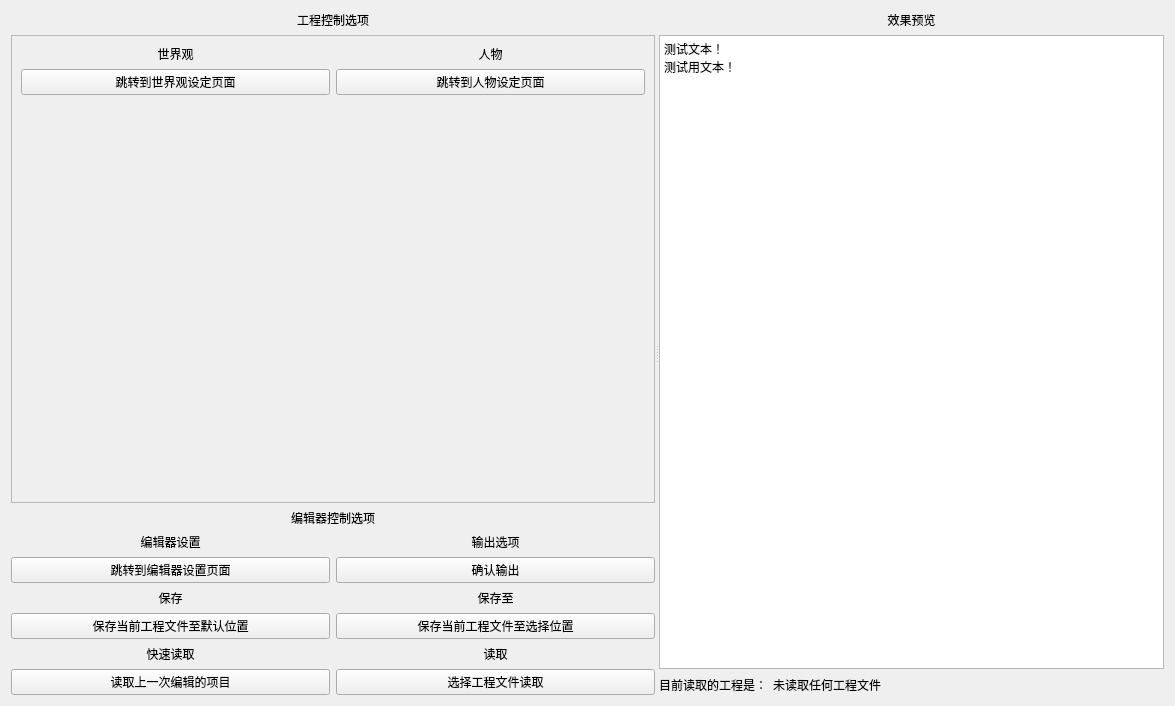
Old version of the form NovelMaker/src/windows/mainwidget.ui in the repository LIDADAEX/NovelMaker.
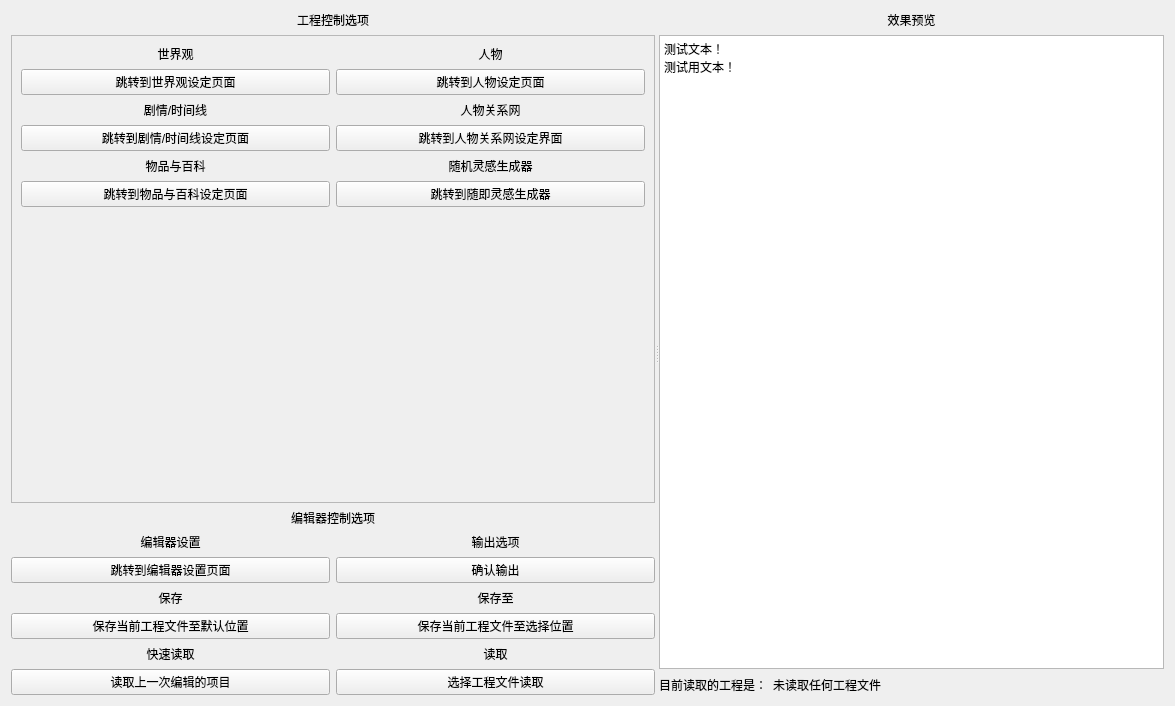
New version of the form.

Commit message: 添加了界面ui文件，新增了文件处理工具和配置处理工具。

```diff
--- a/NovelMaker/src/windows/mainwidget.ui
+++ b/NovelMaker/src/windows/mainwidget.ui
@@ -48,26 +48,43 @@
           <layout class="QVBoxLayout" name="verticalLayout_2">
            <item>
             <layout class="QGridLayout" name="GL_ProjectTools">
-             <item row="0" column="0">
-              <widget class="QLabel" name="label_PT_World_Tip">
+             <item row="4" column="1">
+              <widget class="QLabel" name="label_PT_Random_Tip">
                <property name="text">
-                <string>世界观</string>
+                <string>随机灵感生成器</string>
                </property>
                <property name="alignment">
                 <set>Qt::AlignmentFlag::AlignCenter</set>
                </property>
               </widget>
              </item>
-             <item row="0" column="1">
-              <widget class="QLabel" name="label_PT_Characters_Tip">
+             <item row="2" column="0">
+              <widget class="QLabel" name="label_PT_TimeLine_Tip">
                <property name="text">
-                <string>人物</string>
+                <string>剧情/时间线</string>
                </property>
                <property name="alignment">
                 <set>Qt::AlignmentFlag::AlignCenter</set>
                </property>
               </widget>
              </item>
+             <item row="2" column="1">
+              <widget class="QLabel" name="label_PT_CharacterRelationship_Tip">
+               <property name="text">
+                <string>人物关系网</string>
+               </property>
+               <property name="alignment">
+                <set>Qt::AlignmentFlag::AlignCenter</set>
+               </property>
+              </widget>
+             </item>
+             <item row="3" column="1">
+              <widget class="QPushButton" name="pushButton_PT_CharacterRelationship">
+               <property name="text">
+                <string>跳转到人物关系网设定界面</string>
+               </property>
+              </widget>
+             </item>
              <item row="1" column="0">
               <widget class="QPushButton" name="pushButton_PT_Word">
                <property name="text">
@@ -75,6 +92,43 @@
                </property>
               </widget>
              </item>
+             <item row="0" column="1">
+              <widget class="QLabel" name="label_PT_Characters_Tip">
+               <property name="text">
+                <string>人物</string>
+               </property>
+               <property name="alignment">
+                <set>Qt::AlignmentFlag::AlignCenter</set>
+               </property>
+              </widget>
+             </item>
+             <item row="5" column="1">
+              <widget class="QPushButton" name="pushButton_PT_Random">
+               <property name="text">
+                <string>跳转到随即灵感生成器</string>
+               </property>
+              </widget>
+             </item>
+             <item row="4" column="0">
+              <widget class="QLabel" name="label_PT_Item_Tip">
+               <property name="text">
+                <string>物品与百科</string>
+               </property>
+               <property name="alignment">
+                <set>Qt::AlignmentFlag::AlignCenter</set>
+               </property>
+              </widget>
+             </item>
+             <item row="0" column="0">
+              <widget class="QLabel" name="label_PT_World_Tip">
+               <property name="text">
+                <string>世界观</string>
+               </property>
+               <property name="alignment">
+                <set>Qt::AlignmentFlag::AlignCenter</set>
+               </property>
+              </widget>
+             </item>
              <item row="1" column="1">
               <widget class="QPushButton" name="pushButton_PT_Characters">
                <property name="text">
@@ -82,6 +136,20 @@
                </property>
               </widget>
              </item>
+             <item row="5" column="0">
+              <widget class="QPushButton" name="pushButton_PT_Item">
+               <property name="text">
+                <string>跳转到物品与百科设定页面</string>
+               </property>
+              </widget>
+             </item>
+             <item row="3" column="0">
+              <widget class="QPushButton" name="pushButton_PT_TimeLine">
+               <property name="text">
+                <string>跳转到剧情/时间线设定页面</string>
+               </property>
+              </widget>
+             </item>
             </layout>
            </item>
            <item>
```
The commit also changes 11 other files.
